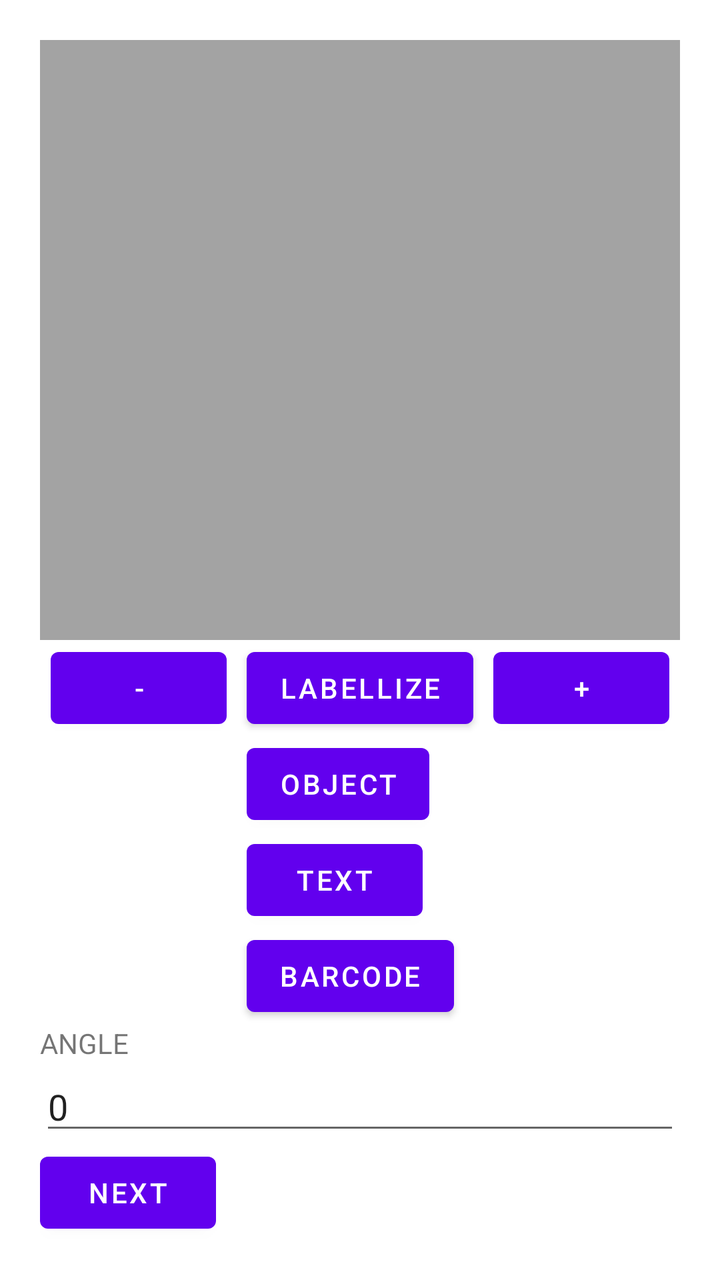
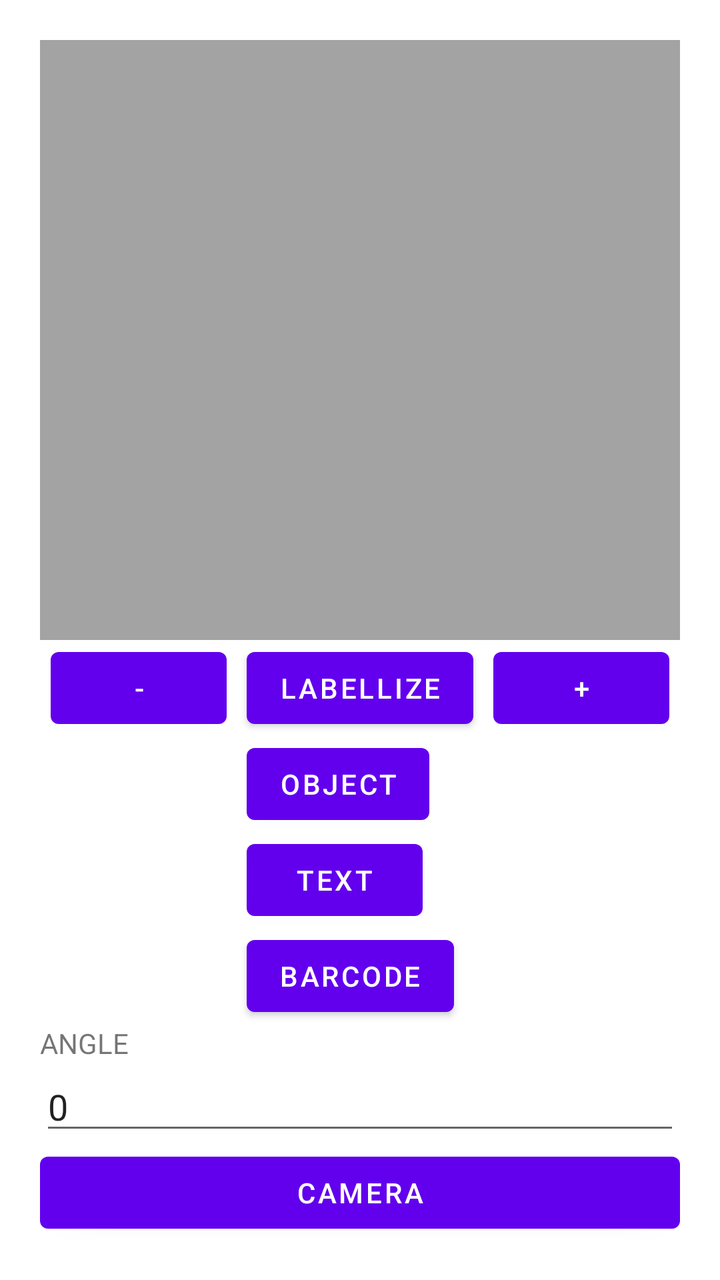

Compare the two renders of this Android layout. The source of the first and the diff that turns it into the second are given below.
<!-- AndroidManifest.xml: application theme Theme.PrimofoodProto -->
<!-- res/layout/fragment_first.xml -->
<?xml version="1.0" encoding="utf-8"?>
<LinearLayout xmlns:android="http://schemas.android.com/apk/res/android"
    xmlns:app="http://schemas.android.com/apk/res-auto"
    xmlns:tools="http://schemas.android.com/tools"
    android:layout_width="match_parent"
    android:orientation="vertical"
    android:padding="20dp"
    android:layout_height="match_parent"
    tools:context=".FirstFragment">

    <RelativeLayout
        android:layout_width="match_parent"
        android:layout_height="300dp">

        <androidx.appcompat.widget.AppCompatImageView
            android:id="@+id/picturePreview"
            android:layout_width="match_parent"
            android:scaleType="fitCenter"
            android:background="#33000000"
            android:layout_height="match_parent" />

        <androidx.appcompat.widget.AppCompatImageView
            android:id="@+id/pictureOverlay"
            android:layout_width="match_parent"
            android:scaleType="fitCenter"
            android:background="#33000000"
            android:layout_height="match_parent" />

    </RelativeLayout>

    <LinearLayout
        android:layout_width="wrap_content"
        android:layout_gravity="center_horizontal"
        android:layout_height="wrap_content"
        android:orientation="horizontal">

        <Button
            android:id="@+id/previouspicture"
            android:text="-"
            android:layout_width="wrap_content"
            android:layout_height="wrap_content" />

        <LinearLayout
            android:layout_width="wrap_content"
            android:layout_height="wrap_content"
            android:orientation="vertical">

            <Button
                android:id="@+id/labellize"
                android:text="Labellize"
                android:layout_marginStart="10dp"
                android:layout_marginEnd="10dp"
                android:layout_width="wrap_content"
                android:layout_height="wrap_content" />

            <Button
                android:id="@+id/recognize"
                android:text="Object"
                android:layout_marginStart="10dp"
                android:layout_marginEnd="10dp"
                android:layout_width="wrap_content"
                android:layout_height="wrap_content" />

            <Button
                android:id="@+id/textrecognition"
                android:text="TEXT"
                android:layout_marginStart="10dp"
                android:layout_marginEnd="10dp"
                android:layout_width="wrap_content"
                android:layout_height="wrap_content" />

            <Button
                android:id="@+id/barCode"
                android:text="BARCODE"
                android:layout_marginStart="10dp"
                android:layout_marginEnd="10dp"
                android:layout_width="wrap_content"
                android:layout_height="wrap_content" />

        </LinearLayout>

        <Button
            android:id="@+id/nextpicture"
            android:text="+"
            android:layout_width="wrap_content"
            android:layout_height="wrap_content" />

    </LinearLayout>

    <TextView
        android:layout_width="wrap_content"
        android:layout_height="wrap_content"
        android:text="ANGLE" />

    <EditText
        android:id="@+id/angle"
        android:layout_width="match_parent"
        android:layout_height="wrap_content"
        android:inputType="numberSigned"
        android:text="0"/>

    <View
        android:layout_width="match_parent"
        android:layout_height="0dp"
        android:layout_weight="1" />

    <Button
        android:id="@+id/button_first"
        android:layout_width="wrap_content"
        android:layout_height="wrap_content"
        android:text="@string/next" />
</LinearLayout>
<!-- resources referenced by this layout -->
<resources>
  <string name="next">Next</string>
  <style name="Theme.PrimofoodProto" parent="Theme.MaterialComponents.DayNight.DarkActionBar">
          
          <item name="colorPrimary">@color/purple_500</item>
          <item name="colorPrimaryVariant">@color/purple_700</item>
          <item name="colorOnPrimary">@color/white</item>
          
          <item name="colorSecondary">@color/teal_200</item>
          <item name="colorSecondaryVariant">@color/teal_700</item>
          <item name="colorOnSecondary">@color/black</item>
          
          <item name="android:statusBarColor" tools:targetApi="l">?attr/colorPrimaryVariant</item>
          
      </style>
  <color name="purple_500">#FF6200EE</color>
  <color name="purple_700">#FF3700B3</color>
  <color name="white">#FFFFFFFF</color>
  <color name="teal_200">#FF03DAC5</color>
  <color name="teal_700">#FF018786</color>
  <color name="black">#FF000000</color>
</resources>

<!-- the commit's change to res/layout/fragment_first.xml (unified diff, before → after) -->
@@ -106,7 +106,7 @@
 
     <Button
         android:id="@+id/button_first"
-        android:layout_width="wrap_content"
+        android:layout_width="match_parent"
         android:layout_height="wrap_content"
-        android:text="@string/next" />
+        android:text="Camera" />
 </LinearLayout>
<!-- resource entries referenced after the edit -->
@@ -1,6 +1,5 @@
 <!-- resources referenced by this layout -->
 <resources>
-  <string name="next">Next</string>
   <style name="Theme.PrimofoodProto" parent="Theme.MaterialComponents.DayNight.DarkActionBar">
           
           <item name="colorPrimary">@color/purple_500</item>
